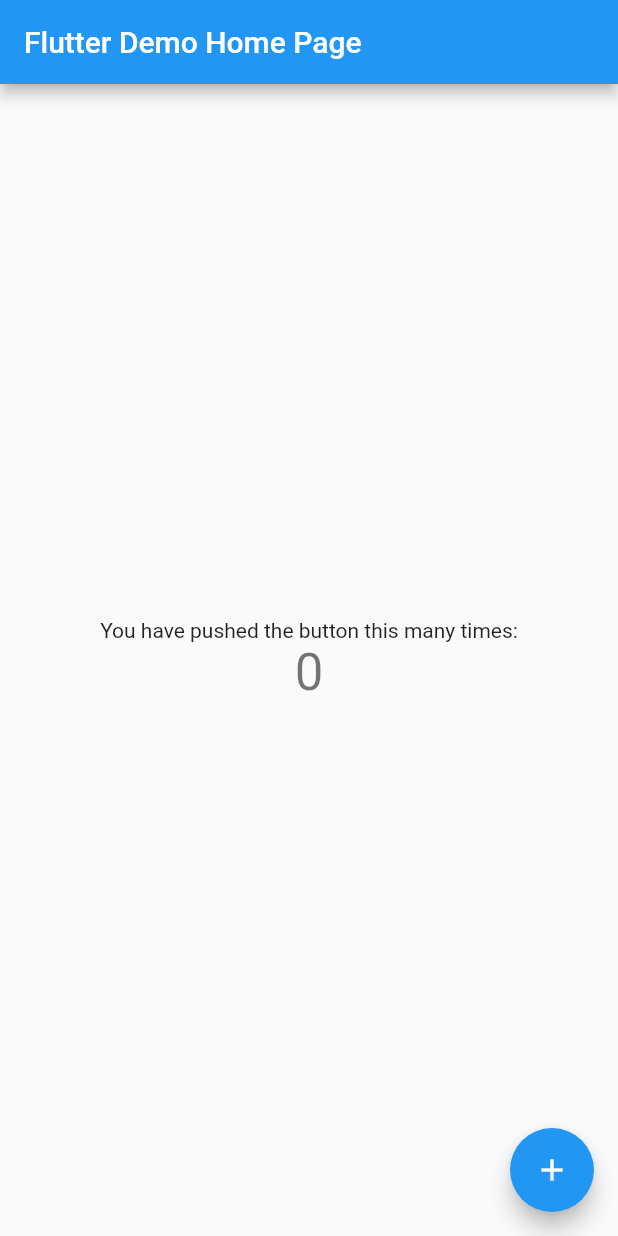
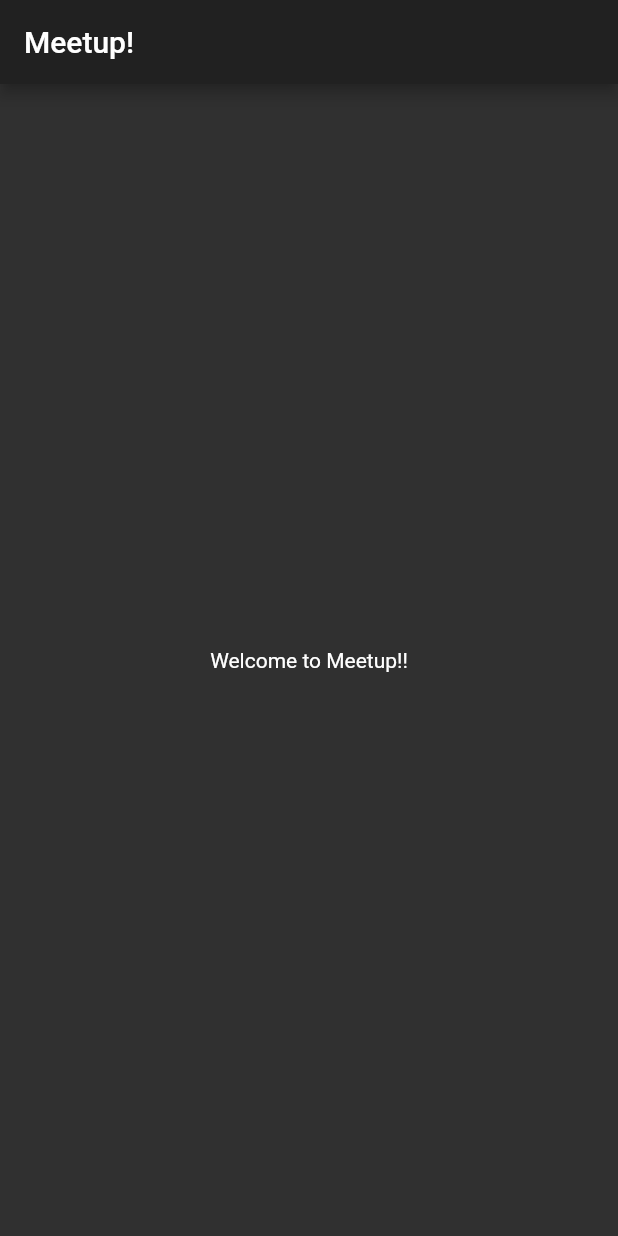
Before and after one commit to arshan97/meetup, a Flutter app: the screen it shows after launch, on a phone screen of 412 x 824 dp. Run offline on Flutter 3.47's test engine with Material 2 defaults, Android fonts, the phone set to English and light mode, and no system bars.

Commit message:
Added HomeScreen Widget

```diff
--- a/lib/main.dart
+++ b/lib/main.dart
@@ -1,117 +1,34 @@
 import 'package:flutter/material.dart';
 
 void main() {
-  runApp(MyApp());
+  runApp(Meetup());
 }
 
-class MyApp extends StatelessWidget {
-  // This widget is the root of your application.
+class Meetup extends StatelessWidget {
+  final title = 'Meetup!';
   @override
   Widget build(BuildContext context) {
     return MaterialApp(
-      title: 'Flutter Demo',
-      theme: ThemeData(
-        // This is the theme of your application.
-        //
-        // Try running your application with "flutter run". You'll see the
-        // application has a blue toolbar. Then, without quitting the app, try
-        // changing the primarySwatch below to Colors.green and then invoke
-        // "hot reload" (press "r" in the console where you ran "flutter run",
-        // or simply save your changes to "hot reload" in a Flutter IDE).
-        // Notice that the counter didn't reset back to zero; the application
-        // is not restarted.
-        primarySwatch: Colors.blue,
-        // This makes the visual density adapt to the platform that you run
-        // the app on. For desktop platforms, the controls will be smaller and
-        // closer together (more dense) than on mobile platforms.
-        visualDensity: VisualDensity.adaptivePlatformDensity,
-      ),
-      home: MyHomePage(title: 'Flutter Demo Home Page'),
+      theme: ThemeData.dark(),
+      home: HomeScreen(title: title),
     );
   }
 }
 
-class MyHomePage extends StatefulWidget {
-  MyHomePage({Key key, this.title}) : super(key: key);
+class HomeScreen extends StatelessWidget {
+  final String _title;
 
-  // This widget is the home page of your application. It is stateful, meaning
-  // that it has a State object (defined below) that contains fields that affect
-  // how it looks.
-
-  // This class is the configuration for the state. It holds the values (in this
-  // case the title) provided by the parent (in this case the App widget) and
-  // used by the build method of the State. Fields in a Widget subclass are
-  // always marked "final".
-
-  final String title;
-
-  @override
-  _MyHomePageState createState() => _MyHomePageState();
-}
-
-class _MyHomePageState extends State<MyHomePage> {
-  int _counter = 0;
-
-  void _incrementCounter() {
-    setState(() {
-      // This call to setState tells the Flutter framework that something has
-      // changed in this State, which causes it to rerun the build method below
-      // so that the display can reflect the updated values. If we changed
-      // _counter without calling setState(), then the build method would not be
-      // called again, and so nothing would appear to happen.
-      _counter++;
-    });
-  }
+  HomeScreen({title}) : _title = title;
 
   @override
   Widget build(BuildContext context) {
-    // This method is rerun every time setState is called, for instance as done
-    // by the _incrementCounter method above.
-    //
-    // The Flutter framework has been optimized to make rerunning build methods
-    // fast, so that you can just rebuild anything that needs updating rather
-    // than having to individually change instances of widgets.
     return Scaffold(
       appBar: AppBar(
-        // Here we take the value from the MyHomePage object that was created by
-        // the App.build method, and use it to set our appbar title.
-        title: Text(widget.title),
+        title: Text('$_title'),
       ),
       body: Center(
-        // Center is a layout widget. It takes a single child and positions it
-        // in the middle of the parent.
-        child: Column(
-          // Column is also a layout widget. It takes a list of children and
-          // arranges them vertically. By default, it sizes itself to fit its
-          // children horizontally, and tries to be as tall as its parent.
-          //
-          // Invoke "debug painting" (press "p" in the console, choose the
-          // "Toggle Debug Paint" action from the Flutter Inspector in Android
-          // Studio, or the "Toggle Debug Paint" command in Visual Studio Code)
-          // to see the wireframe for each widget.
-          //
-          // Column has various properties to control how it sizes itself and
-          // how it positions its children. Here we use mainAxisAlignment to
-          // center the children vertically; the main axis here is the vertical
-          // axis because Columns are vertical (the cross axis would be
-          // horizontal).
-          mainAxisAlignment: MainAxisAlignment.center,
-          children: <Widget>[
-            Text(
-              'You have pushed the button this many times:',
-            ),
-            Text(
-              '$_counter',
-              style: Theme.of(context).textTheme.headline4,
-            ),
-          ],
-        ),
+        child: Text('Welcome to $_title!'),
       ),
-      floatingActionButton: FloatingActionButton(
-        onPressed: _incrementCounter,
-        tooltip: 'Increment',
-        child: Icon(Icons.add),
-      ), // This trailing comma makes auto-formatting nicer for build methods.
     );
   }
 }
```
Also changed, not shown: 1 other file.
